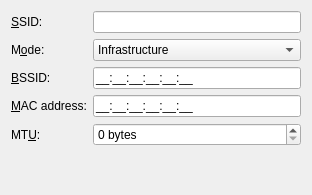
This is libs/ui/802-11-wireless.ui in KDE/networkmanagement as Qt 5 draws it before an edit. The edited form follows.
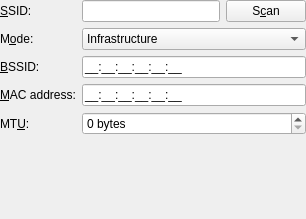
This is the edited form. Custom widgets are drawn as their Qt base class.

What changed in the file:
```diff
--- a/libs/ui/802-11-wireless.ui
+++ b/libs/ui/802-11-wireless.ui
@@ -5,14 +5,17 @@
    <rect>
     <x>0</x>
     <y>0</y>
-    <width>312</width>
-    <height>195</height>
+    <width>306</width>
+    <height>219</height>
    </rect>
   </property>
   <property name="windowTitle" >
    <string>Wireless</string>
   </property>
   <layout class="QVBoxLayout" name="verticalLayout" >
+   <property name="margin" >
+    <number>0</number>
+   </property>
    <item>
     <layout class="QGridLayout" name="gridLayout" >
      <item row="0" column="0" >
@@ -26,6 +29,8 @@
       </widget>
      </item>
      <item row="0" column="1" >
+      <layout class="QHBoxLayout" name="horizontalLayout" >
+       <item>
       <widget class="KLineEdit" name="kcfg_ssid" >
        <property name="toolTip" >
         <string>The name of the wireless network</string>
@@ -35,6 +40,15 @@
        </property>
       </widget>
      </item>
+       <item>
+        <widget class="KPushButton" name="btnScan" >
+         <property name="text" >
+          <string>S&amp;can</string>
+         </property>
+        </widget>
+       </item>
+      </layout>
+     </item>
      <item row="1" column="0" >
       <widget class="QLabel" name="label_2" >
        <property name="text" >
@@ -168,6 +182,11 @@
    <extends>QLineEdit</extends>
    <header>klineedit.h</header>
   </customwidget>
+  <customwidget>
+   <class>KPushButton</class>
+   <extends>QPushButton</extends>
+   <header>kpushbutton.h</header>
+  </customwidget>
  </customwidgets>
  <resources/>
  <connections/>
```
Lines whose indentation alone changed are shown as unchanged.
